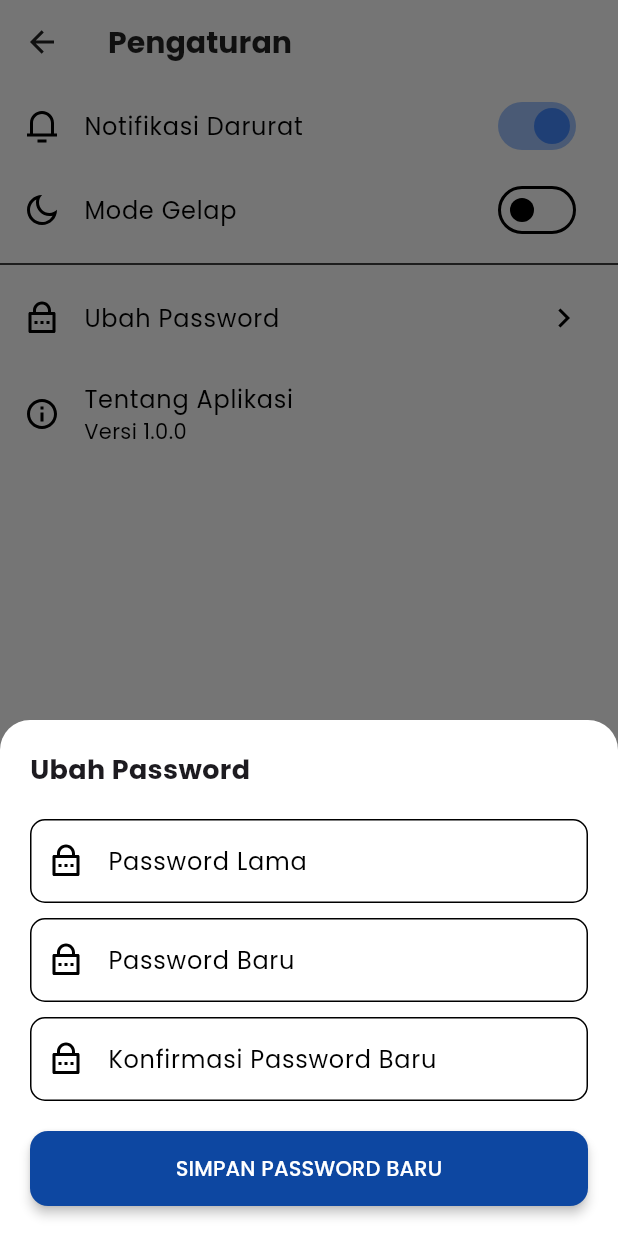
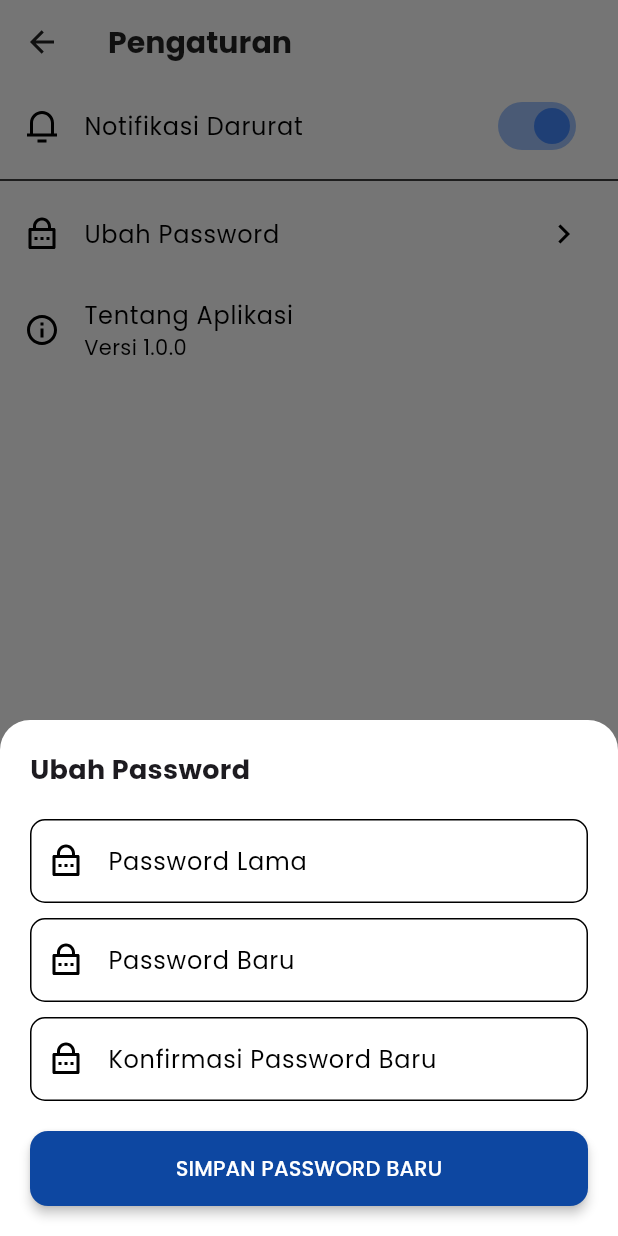
Before and after one commit to Aidil-Nov/relawan_kita, a Flutter app: the SettingsPage screen opened directly, after a tap on "Ubah Password", on a phone screen of 412 x 824 dp. Run offline on Flutter 3.47's test engine with Material 3 defaults, Android fonts, the phone set to English and light mode, and no system bars; our stand-ins replace flutter_map, geolocator, google_fonts, image_picker, latlong2, remixicon and 2 more.

Commit message:
Hapus Mode Gelap

```diff
--- a/lib/features/home/presentation/pages/settings_page.dart
+++ b/lib/features/home/presentation/pages/settings_page.dart
@@ -10,13 +10,12 @@ class SettingsPage extends StatefulWidget {
 
 class _SettingsPageState extends State<SettingsPage> {
   bool _notifEnabled = true;
-  bool _darkMode = false;
 
   // --- LOGIKA UBAH PASSWORD ---
   void _showChangePasswordSheet() {
     showModalBottomSheet(
       context: context,
-      isScrollControlled: true, // Supaya keyboard tidak menutupi
+      isScrollControlled: true,
       shape: const RoundedRectangleBorder(borderRadius: BorderRadius.vertical(top: Radius.circular(20))),
       builder: (context) => Padding(
         padding: EdgeInsets.only(
@@ -98,6 +97,7 @@ class _SettingsPageState extends State<SettingsPage> {
       ),
       body: ListView(
         children: [
+          // Opsi Notifikasi
           SwitchListTile(
             secondary: const Icon(Remix.notification_3_line),
             title: const Text("Notifikasi Darurat"),
@@ -105,25 +105,23 @@ class _SettingsPageState extends State<SettingsPage> {
             onChanged: (val) => setState(() => _notifEnabled = val),
             activeColor: Colors.blueAccent,
           ),
-          SwitchListTile(
-            secondary: const Icon(Remix.moon_line),
-            title: const Text("Mode Gelap"),
-            value: _darkMode,
-            onChanged: (val) => setState(() => _darkMode = val),
-            activeColor: Colors.blueAccent,
-          ),
+
           const Divider(),
+
+          // Opsi Ubah Password
           ListTile(
             leading: const Icon(Remix.lock_password_line),
             title: const Text("Ubah Password"),
             trailing: const Icon(Remix.arrow_right_s_line),
-            onTap: _showChangePasswordSheet, // Panggil fungsi di sini
+            onTap: _showChangePasswordSheet,
           ),
+
+          // Opsi Tentang Aplikasi
           ListTile(
             leading: const Icon(Remix.information_line),
             title: const Text("Tentang Aplikasi"),
             subtitle: const Text("Versi 1.0.0"),
-            onTap: _showAboutDialog, // Panggil fungsi di sini
+            onTap: _showAboutDialog,
           ),
         ],
       ),
```
